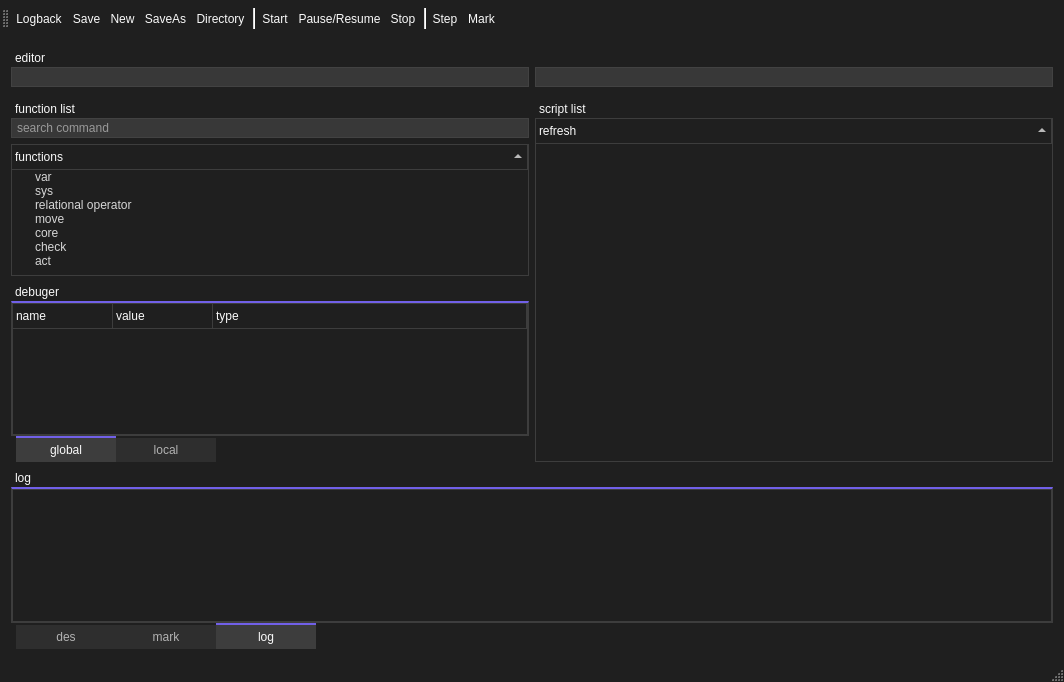
Above: SaSH/form/scriptsettingform.ui from bestkakkoii/SaSH before the change. Below: the same form after it.
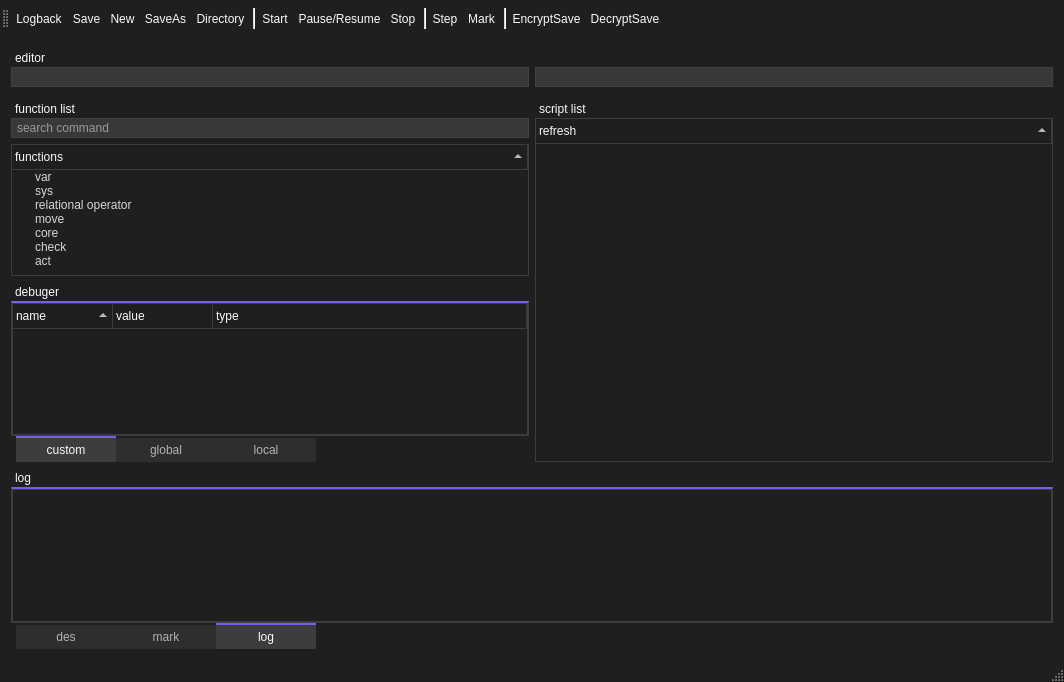
That is the form after the change. Icons and pictures are not drawn. Custom widgets are drawn as their Qt base class.

Diff of the .ui file:
```diff
--- a/SaSH/form/scriptsettingform.ui
+++ b/SaSH/form/scriptsettingform.ui
@@ -1809,6 +1809,195 @@
           <property name="currentIndex">
            <number>0</number>
           </property>
+          <widget class="QWidget" name="tab_6">
+           <attribute name="title">
+            <string>custom</string>
+           </attribute>
+           <layout class="QGridLayout" name="gridLayout_12">
+            <property name="leftMargin">
+             <number>0</number>
+            </property>
+            <property name="topMargin">
+             <number>0</number>
+            </property>
+            <property name="rightMargin">
+             <number>0</number>
+            </property>
+            <property name="bottomMargin">
+             <number>0</number>
+            </property>
+            <item row="0" column="0">
+             <widget class="QTreeWidget" name="treeWidget_debuger_custom">
+              <property name="styleSheet">
+               <string notr="true">QTreeWidget {
+    color: rgb(214,214,214);
+    background: rgb(31,31,31);
+    border: 1px solid rgb(61,61,61);
+    alternate-background-color: #525252;
+    gridline-color: transparent;
+	 font-size:12px;
+	outline:none;
+}
+
+QTreeWidget::branch{
+    background: rgb(31,31,31);
+}
+
+QTreeWidget::branch:closed:has-children:!has-siblings,
+QTreeWidget::branch:closed:has-children:has-siblings {
+    border-image: none;
+    image: url(:/image/icon_down_arrow2.png);
+}
+
+
+QTreeWidget::branch:open:has-children:!has-siblings,
+QTreeWidget::branch:open:has-children:has-siblings  {
+    border-image: none;
+    image: url(:/image/icon_up_arrow2.png);
+}
+
+
+
+QTreeWidget::item {
+    color: rgb(214,214,214);
+    background: rgb(31,31,31);
+    /*margin:13px;*/
+    /*background-clip: margin;*/
+}
+
+QTreeWidget::item:selected {
+    color: rgb(250,250,250);
+    background:rgb(61,61,61); /* qlineargradient(spread:pad, x1:0, y1:0, x2:0, y2:1, stop:0 #484848, stop:1 #383838);*/
+}
+
+QTreeWidget::item:hover {
+    background:rgb(61,61,61);
+}
+
+QHeaderView {
+    text-align: center;
+    background: rgb(31,31,31);
+    padding: 0px;
+    margin: 0px;
+    color: rgb(250,250,250);
+    border: 0px solid rgb(61,61,61);
+
+}
+
+QHeaderView::section::vertical {
+    text-align: center;
+    background: rgb(31,31,31);
+    padding: 3px;
+    margin: 0px;
+    color: rgb(250,250,250);
+    border: 0px solid rgb(61,61,61);
+    border-left-width: 0;
+	border-bottom-width: 1;
+	border-right-width: 1;
+}
+
+QHeaderView::section::horizontal{
+    text-align: center;
+    background: rgb(31,31,31);
+    padding: 3px;
+    margin: 0px;
+    color: rgb(250,250,250);
+    border: 0px solid rgb(61,61,61);
+    border-left-width: 0;
+	border-bottom-width: 1;
+	border-right-width: 1;
+}
+
+QScrollBar:vertical {
+	min-height: 10px;  
+    background: rgb(46,46,46);
+}
+
+QScrollBar::handle:vertical {
+    background: rgb(71,71,71);
+  	border: 4px solid  rgb(46,46,46);
+}
+
+QScrollBar::handle:hover:vertical,
+QScrollBar::handle:pressed:vertical {
+    background: rgb(153,153,153);
+}
+
+QScrollBar::sub-page:vertical {
+    background:transparent
+}
+
+QScrollBar::add-page:vertical {
+    background:transparent
+}
+
+QScrollBar::add-line:vertical {
+    background:transparent
+}
+
+QScrollBar::sub-line:vertical {
+    background:transparent
+}
+
+QScrollBar:horizontal {
+    background: rgb(46,46,46);
+	min-height: 10px;  
+}
+
+QScrollBar::handle:horizontal {
+    background: rgb(71,71,71);
+  	border: 3px solid  rgb(46,46,46);
+}
+
+QScrollBar::handle:hover:horizontal,
+QScrollBar::handle:pressed:horizontal {
+    background: rgb(153,153,153);
+}
+
+QScrollBar::sub-page:horizontal {
+    background: 444444;
+}
+
+QScrollBar::add-page:horizontal {
+    background: 5B5B5B;
+}
+
+QScrollBar::add-line:horizontal {
+    background: none;
+}
+
+QScrollBar::sub-line:horizontal {
+    background: none;
+}
+
+QToolTip{
+border-style:none; 
+background-color: rgb(57, 58, 60);
+color: rgb(208, 208, 208);
+}</string>
+              </property>
+              <property name="sortingEnabled">
+               <bool>true</bool>
+              </property>
+              <column>
+               <property name="text">
+                <string>name</string>
+               </property>
+              </column>
+              <column>
+               <property name="text">
+                <string>value</string>
+               </property>
+              </column>
+              <column>
+               <property name="text">
+                <string>type</string>
+               </property>
+              </column>
+             </widget>
+            </item>
+           </layout>
+          </widget>
           <widget class="QWidget" name="tab_3">
            <property name="sizePolicy">
             <sizepolicy hsizetype="Expanding" vsizetype="Expanding">
@@ -1982,6 +2171,9 @@
 color: rgb(208, 208, 208);
 }</string>
               </property>
+              <property name="sortingEnabled">
+               <bool>true</bool>
+              </property>
               <column>
                <property name="text">
                 <string>name</string>
@@ -2778,6 +2970,9 @@
    <addaction name="separator"/>
    <addaction name="actionStep"/>
    <addaction name="actionMark"/>
+   <addaction name="separator"/>
+   <addaction name="actionSaveEncode"/>
+   <addaction name="actionSaveDecode"/>
   </widget>
   <widget class="QStatusBar" name="statusBar"/>
   <action name="actionSave">
@@ -2903,6 +3098,36 @@
     <string>Logback</string>
    </property>
   </action>
+  <action name="actionSaveEncode">
+   <property name="icon">
+    <iconset resource="../resource.qrc">
+     <normaloff>:/image/icon_encode.png</normaloff>:/image/icon_encode.png</iconset>
+   </property>
+   <property name="text">
+    <string>EncryptSave</string>
+   </property>
+   <property name="toolTip">
+    <string>EncryptSave(Ctrl+Alt+E)</string>
+   </property>
+   <property name="shortcut">
+    <string>Ctrl+Alt+E</string>
+   </property>
+  </action>
+  <action name="actionSaveDecode">
+   <property name="icon">
+    <iconset resource="../resource.qrc">
+     <normaloff>:/image/icon_decode.png</normaloff>:/image/icon_decode.png</iconset>
+   </property>
+   <property name="text">
+    <string>DecryptSave</string>
+   </property>
+   <property name="toolTip">
+    <string>DecryptSave(Ctrl+Alt+D)</string>
+   </property>
+   <property name="shortcut">
+    <string>Ctrl+Alt+D</string>
+   </property>
+  </action>
  </widget>
  <layoutdefault spacing="6" margin="11"/>
  <customwidgets>
```
Left out of the diff: 43 changed lines with no effect on the pictures.
